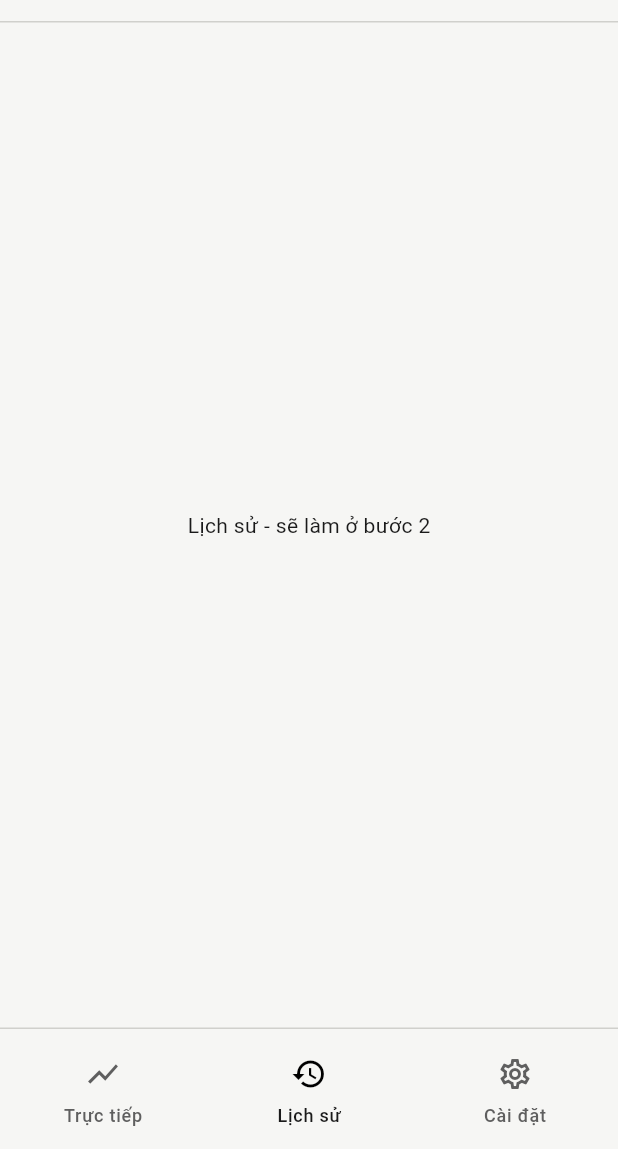
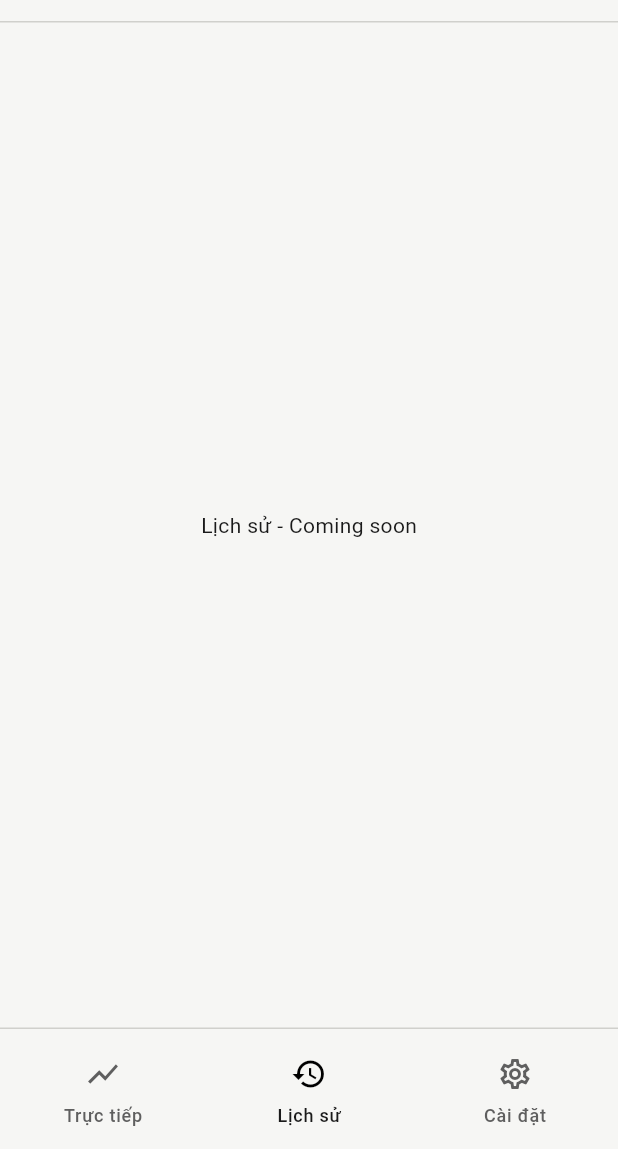
Before and after one commit to trunggdungg/Tracking-App, a Flutter app: the screen it shows after launch, item 2 of the bottom bar chosen, on a phone screen of 412 x 824 dp, the part 87-1236 px from its top. Run offline on Flutter 3.47's test engine with Material 3 defaults, Android fonts, the phone set to English and light mode, and no system bars; our stand-ins replace fl_chart, flutter_riverpod.

Commit message:
update placeholder text for history and settings screens

```diff
--- a/lib/features/history/history_screen.dart
+++ b/lib/features/history/history_screen.dart
@@ -6,5 +6,5 @@ class HistoryScreen extends StatelessWidget {
 
   @override
   Widget build(BuildContext context) =>
-      const Center(child: Text('Lịch sử - sẽ làm ở bước 2'));
+      const Center(child: Text('Lịch sử - Coming soon'));
 }
--- a/lib/features/settings/settings_screen.dart
+++ b/lib/features/settings/settings_screen.dart
@@ -6,5 +6,5 @@ class SettingsScreen extends StatelessWidget {
 
   @override
   Widget build(BuildContext context) =>
-      const Center(child: Text('Cài đặt - sẽ làm ở bước 3'));
+      const Center(child: Text('Cài đặt - Coming soon'));
 }
```
